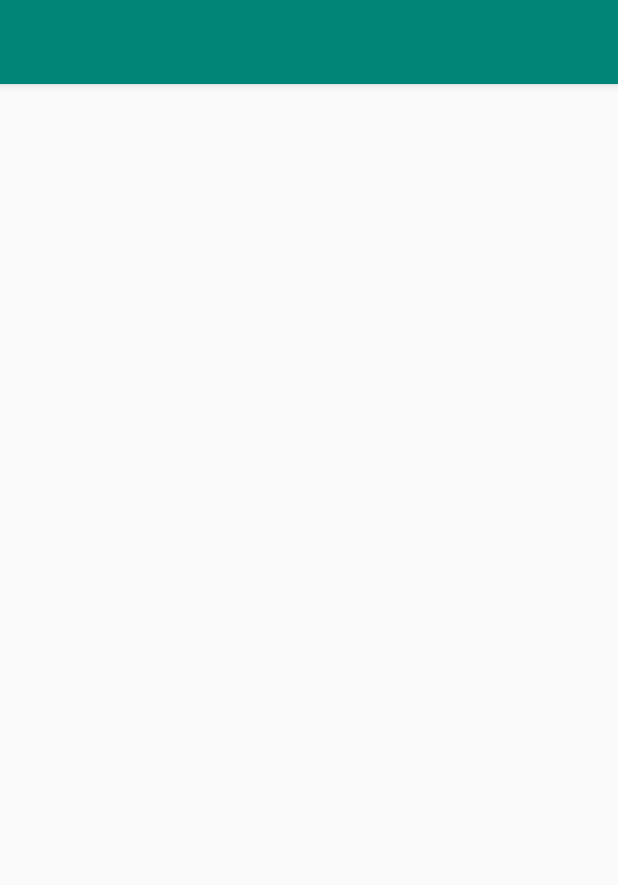
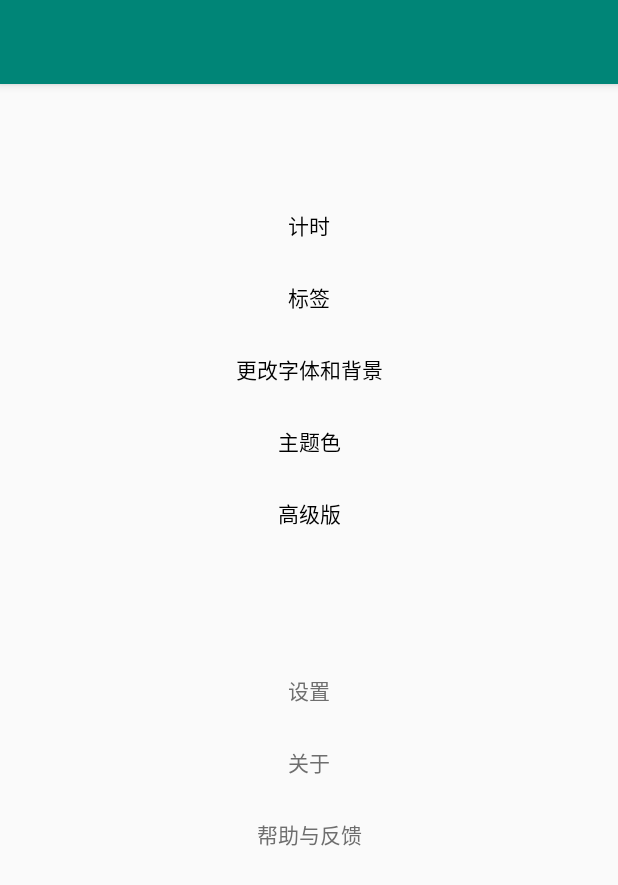
Before and after one commit to Winkim/My_iTime, an Android app: the SideBarSettingActivity screen opened directly, with no data from a screen before it, on a phone screen of 412 x 824 dp. Shown: the top 885 px of the screen. Run offline under Robolectric (Android 15) with nearby library versions, the phone set to English and light mode, and no system bars.

Commit message:
added no_background bottons in the side bar setting interface and change color of their text

```diff
--- a/app/build.gradle
+++ b/app/build.gradle
@@ -26,4 +26,5 @@ dependencies {
     testImplementation 'junit:junit:4.12'
     androidTestImplementation 'androidx.test.ext:junit:1.1.0'
     androidTestImplementation 'androidx.test.espresso:espresso-core:3.1.1'
+    implementation 'androidx.recyclerview:recyclerview:1.1.0'
 }
--- /dev/null
+++ b/app/src/main/res/drawable/side_bar_btn_text_bottom3_color.xml
@@ -0,0 +1,7 @@
+<?xml version="1.0" encoding="utf-8"?>
+<selector xmlns:android="http://schemas.android.com/apk/res/android">
+    <item android:state_selected="true" android:color="#FF0000" />
+    <item android:state_focused="true" android:color="#FFD700" />
+    <item android:state_pressed="true" android:color="#FFD700" />
+    <item android:color="#6E6E6E" />
+</selector>
--- /dev/null
+++ b/app/src/main/res/drawable/side_bar_btn_text_top5_color.xml
@@ -0,0 +1,7 @@
+<?xml version="1.0" encoding="utf-8"?>
+<selector xmlns:android="http://schemas.android.com/apk/res/android">
+    <item android:state_selected="true" android:color="#FF0000" />
+    <item android:state_focused="true" android:color="#06A5E6" />
+    <item android:state_pressed="true" android:color="#06A5E6" />
+    <item android:color="#000000" />
+</selector>
--- a/app/src/main/res/layout/activity_side_bar_setting.xml
+++ b/app/src/main/res/layout/activity_side_bar_setting.xml
@@ -6,4 +6,88 @@
     android:layout_height="match_parent"
     tools:context=".SideBarSettingActivity">
 
+    <Button
+        android:id="@+id/button_timing"
+        android:layout_width="match_parent"
+        android:layout_height="wrap_content"
+        android:layout_marginTop="70dp"
+        android:background="@null"
+        android:text="@string/btn_timing_text"
+        app:layout_constraintStart_toStartOf="parent"
+        app:layout_constraintTop_toTopOf="parent"
+        android:textColor="@drawable/side_bar_btn_text_top5_color"
+        />
+
+    <Button
+        android:id="@+id/button_label"
+        android:layout_width="match_parent"
+        android:layout_height="wrap_content"
+        android:text="@string/btn_label_text"
+        android:background="@null"
+        app:layout_constraintStart_toStartOf="@+id/button_timing"
+        app:layout_constraintTop_toBottomOf="@+id/button_timing"
+        android:textColor="@drawable/side_bar_btn_text_top5_color"/>
+
+    <Button
+        android:id="@+id/button_font"
+        android:layout_width="match_parent"
+        android:layout_height="wrap_content"
+        android:text="@string/btn_font_text"
+        android:background="@null"
+        app:layout_constraintStart_toStartOf="@+id/button_label"
+        app:layout_constraintTop_toBottomOf="@+id/button_label"
+        android:textColor="@drawable/side_bar_btn_text_top5_color"/>
+
+    <Button
+        android:id="@+id/button_theme_color"
+        android:layout_width="match_parent"
+        android:layout_height="wrap_content"
+        android:text="@string/btn_theme_color_text"
+        android:background="@null"
+        app:layout_constraintStart_toStartOf="@+id/button_font"
+        app:layout_constraintTop_toBottomOf="@+id/button_font"
+        android:textColor="@drawable/side_bar_btn_text_top5_color"/>
+
+    <Button
+        android:id="@+id/button_advanced_version"
+        android:layout_width="match_parent"
+        android:layout_height="wrap_content"
+        android:text="@string/btn_advanced_version_text"
+        android:background="@null"
+        app:layout_constraintStart_toStartOf="@+id/button_theme_color"
+        app:layout_constraintTop_toBottomOf="@+id/button_theme_color"
+        android:textColor="@drawable/side_bar_btn_text_top5_color"/>
+
+    <Button
+        android:id="@+id/button_setting"
+        android:layout_width="match_parent"
+        android:layout_height="wrap_content"
+        android:layout_marginTop="70dp"
+        android:background="@null"
+        android:text="@string/btn_setting_text"
+        app:layout_constraintStart_toStartOf="@+id/button_advanced_version"
+        app:layout_constraintTop_toBottomOf="@+id/button_advanced_version"
+        android:textColor="@drawable/side_bar_btn_text_bottom3_color"/>
+
+    <Button
+        android:id="@+id/button_about"
+        android:layout_width="match_parent"
+        android:layout_height="wrap_content"
+        android:text="@string/btn_about_text"
+        android:background="@null"
+        app:layout_constraintBottom_toTopOf="@+id/button_help_and_feedback"
+        app:layout_constraintStart_toStartOf="@+id/button_setting"
+        app:layout_constraintTop_toBottomOf="@+id/button_setting"
+        android:textColor="@drawable/side_bar_btn_text_bottom3_color"/>
+
+    <Button
+        android:id="@+id/button_help_and_feedback"
+        android:layout_width="match_parent"
+        android:layout_height="wrap_content"
+        android:text="@string/btn_help_and_feedback_text"
+        android:background="@null"
+        app:layout_constraintStart_toStartOf="@+id/button_about"
+        app:layout_constraintTop_toBottomOf="@+id/button_about"
+        android:textColor="@drawable/side_bar_btn_text_bottom3_color"/>
+
 </androidx.constraintlayout.widget.ConstraintLayout>
--- a/app/src/main/res/values/colors.xml
+++ b/app/src/main/res/values/colors.xml
@@ -3,4 +3,5 @@
     <color name="colorPrimary">#008577</color>
     <color name="colorPrimaryDark">#00574B</color>
     <color name="colorAccent">#D81B60</color>
+    <color name="colorSideBarBtnText">#06A5E6</color>
 </resources>
--- a/app/src/main/res/values/strings.xml
+++ b/app/src/main/res/values/strings.xml
@@ -1,4 +1,15 @@
 <resources>
     <string name="app_name">My_iTime</string>
     <string name="side_bar_name">≡</string>
+
+    <string name="btn_timing_text">计时</string>
+    <string name="btn_label_text">标签</string>
+    <string name="btn_font_text">更改字体和背景</string>
+    <string name="btn_theme_color_text">主题色</string>
+    <string name="btn_advanced_version_text">高级版</string>
+    <string name="btn_setting_text">设置</string>
+    <string name="btn_about_text">关于</string>
+    <string name="btn_help_and_feedback_text">帮助与反馈</string>
+
+
 </resources>
```
